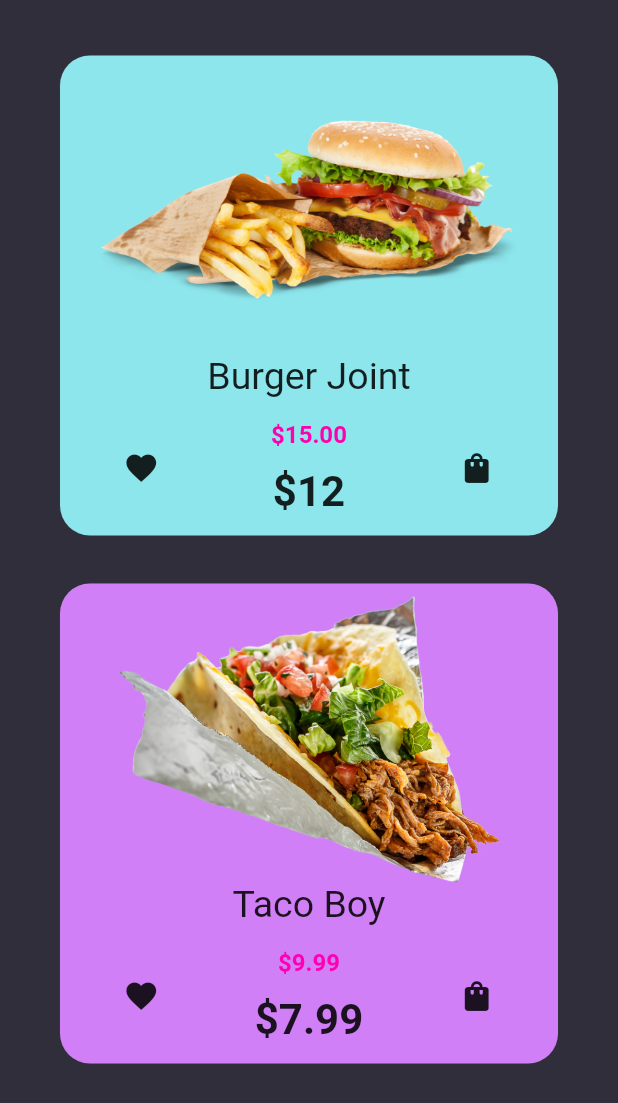
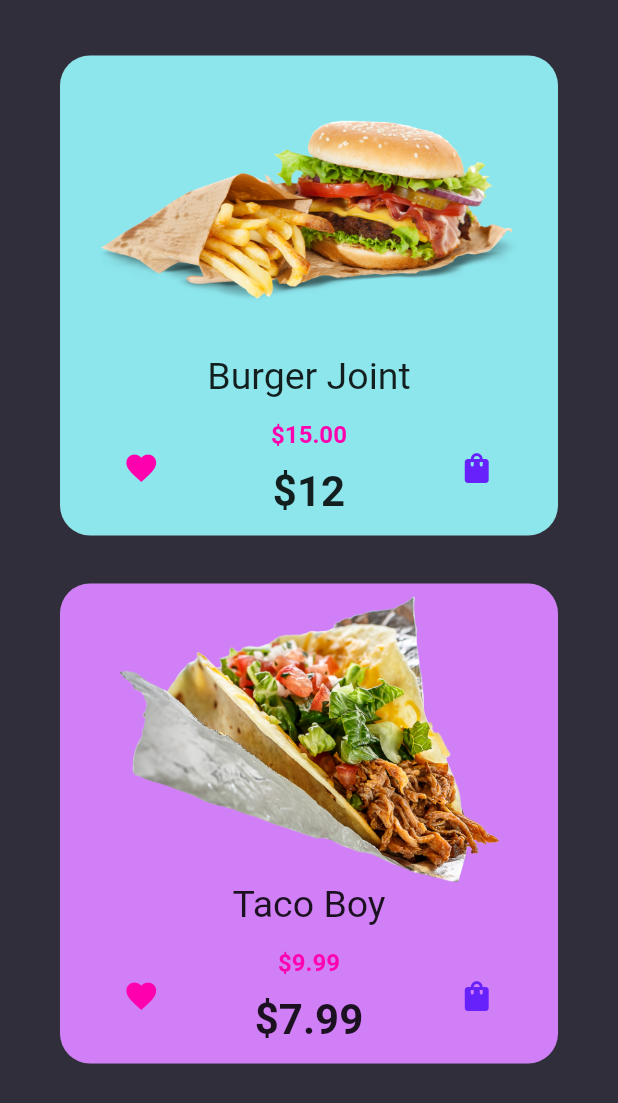
Before and after one commit to iNeedHelpX/foodorderapp, a Flutter app: the HomeBody screen opened directly, on a phone screen of 412 x 824 dp. Shown: the top 1103 px of the screen. Run offline on Flutter 3.47's test engine with Material 2 defaults, Android fonts, the phone set to English and light mode, and no system bars; our stand-ins replace flutter_custom_clippers; missing offline and left inert: clip_shadow; Roboto replaces fonts that are missing (Helvetica, Raleway).

Commit message:
Add files via upload

```diff
--- a/lib/helpers/homebody.dart
+++ b/lib/helpers/homebody.dart
@@ -1,6 +1,8 @@
 import 'package:customerappdemo/helpers/colourconstants.dart';
 import 'package:customerappdemo/helpers/prodcard.dart';
 import 'package:flutter/material.dart';
+
+import 'colourconstants.dart';
 
 class HomeBody extends StatefulWidget {
   @override
@@ -11,10 +13,12 @@ class _HomeBodyState extends State<HomeBody> {
   List<Widget> bottomNavIconList = [
     Icon(
       Icons.favorite,
+      color: almostBlue,
       size: 32.0,
     ),
     Icon(
       Icons.shopping_bag,
+      color: goldColor,
       size: 32.0,
     ),
   ];
--- a/lib/helpers/prodcard.dart
+++ b/lib/helpers/prodcard.dart
@@ -1,5 +1,7 @@
 import 'package:customerappdemo/helpers/colourconstants.dart';
 import 'package:flutter/material.dart';
+
+import 'colourconstants.dart';
 
 class ProductCard extends StatelessWidget {
   int cardColor;
@@ -46,7 +48,9 @@ class ProductCard extends StatelessWidget {
               mainAxisAlignment: MainAxisAlignment.spaceBetween,
               children: <Widget>[
                 IconButton(
+                  disabledColor: goldColor,
                   icon: Icon(Icons.favorite),
+                  color: wildPink,
                   onPressed: () {},
                 ),
                 Column(
@@ -74,7 +78,9 @@ class ProductCard extends StatelessWidget {
                   ],
                 ),
                 IconButton(
+                  disabledColor: limeGreen,
                   icon: Icon(Icons.shopping_bag),
+                  color: almostBlue,
                   onPressed: () {},
                 )
               ],
```
